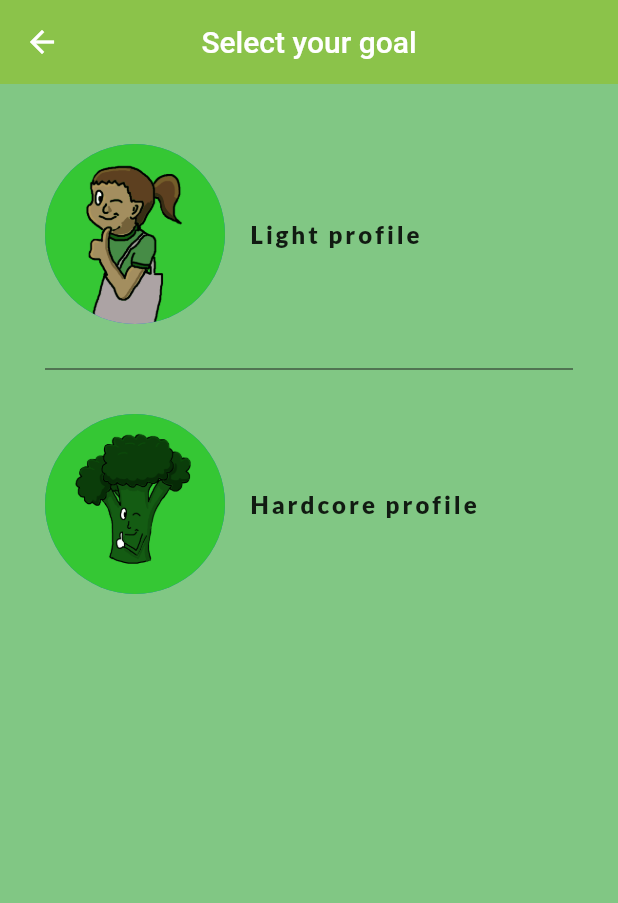
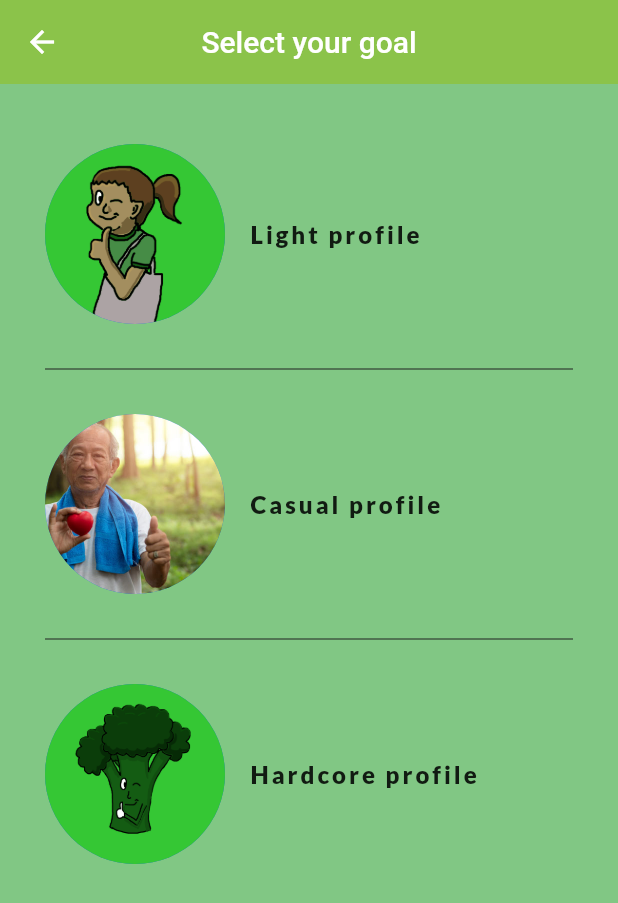
Before and after one commit to matheusgm/Videco, a Flutter app: the Character screen opened by its route, on a phone screen of 412 x 824 dp. Shown: the top 903 px of the screen. Run offline on Flutter 3.47's test engine with Material 2 defaults, Android fonts, the light colour scheme and no system bars; our stand-ins replace firebase_auth; accounts and stored records are empty.

Commit message:
Perfil casual adicionado

```diff
--- a/lib/screens/home/Set_Character.dart
+++ b/lib/screens/home/Set_Character.dart
@@ -51,6 +51,30 @@ class _CharacterState extends State<Character> {
               Row(
                 children: <Widget>[
                   CircleAvatar(
+                    backgroundImage: AssetImage('Assets/exercice-personne-agee.jpg'),
+                    radius: 60.0,
+                  ),
+                  FlatButton(
+                    onPressed: () {
+                      Navigator.pushNamed(context, '/home');
+                    },
+                    child: Text('Casual profile',
+                      style: TextStyle(
+                        fontFamily: 'Lato',
+                        letterSpacing: 2.0,
+                        fontSize: 16.0,
+                      ),
+                    ),
+                  ),
+                ],
+              ),
+              Divider(
+                height: 60.0,
+                color: Colors.grey[900],
+              ),
+              Row(
+                children: <Widget>[
+                  CircleAvatar(
                     backgroundImage: AssetImage('Assets/Hardcore.jpg'),
                     radius: 60.0,
                   ),
--- a/lib/screens/home/cadastro.dart
+++ b/lib/screens/home/cadastro.dart
@@ -50,7 +50,9 @@ class _CadastroState extends State<Cadastro> {
                     height: 40,
                 ),
 
-                _buttonCadastro("Cadastrar",() {})
+                _buttonCadastro("Cadastrar",() {
+                  Navigator.pushNamed(context, '/character');
+                })
 
               ],
             ),
--- a/pubspec.yaml
+++ b/pubspec.yaml
@@ -51,6 +51,7 @@ flutter:
     - Assets/Perfil.jpeg
     - Assets/Light.jpg
     - Assets/Hardcore.jpg
+    - Assets/exercice-personne-agee.jpg
 
   # An image asset can refer to one or more resolution-specific "variants", see
   # https://flutter.dev/assets-and-images/#resolution-aware.
```
Also changed, not shown: Assets/exercice-personne-agee.jpg (added), pubspec.lock.
